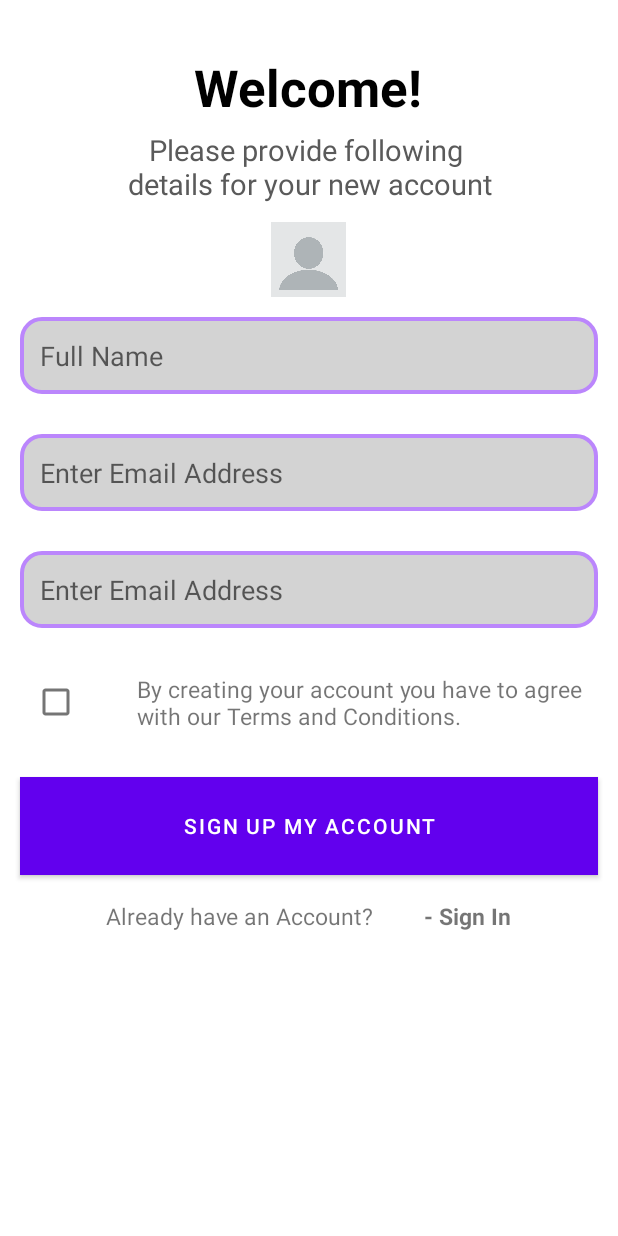
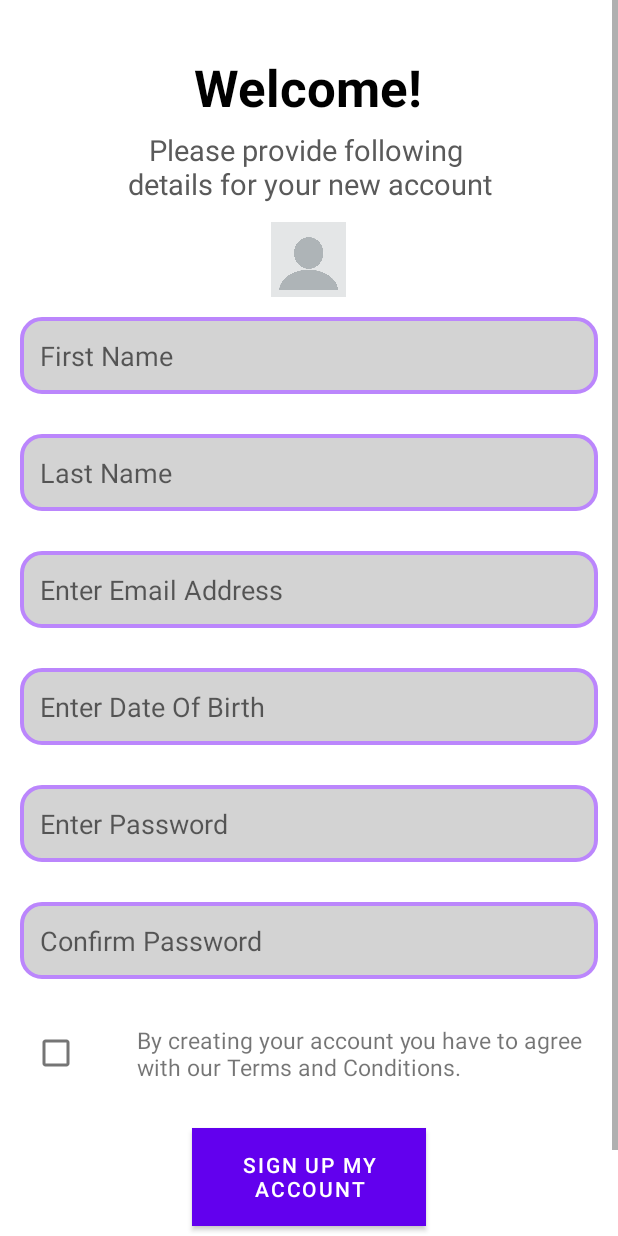
Before and after one commit to yassalahmad/nativePractice, an Android app: the layout activity_practice.xml on its own in the app's theme, with its tools: preview values and no code run, on a phone screen of 412 x 824 dp. Run offline under Robolectric (Android 15) with nearby library versions, the phone set to English and light mode, and no system bars.

Commit message:
November 22 2022

```diff
--- a/app/build.gradle
+++ b/app/build.gradle
@@ -29,6 +29,10 @@ android {
     kotlinOptions {
         jvmTarget = '1.8'
     }
+    buildFeatures {
+        viewBinding true
+        dataBinding true
+    }
 }
 
 dependencies {
@@ -45,4 +49,6 @@ dependencies {
     implementation 'com.intuit.sdp:sdp-android:1.0.6'
     //ssp
     implementation 'com.intuit.ssp:ssp-android:1.0.6'
+
+
 }
--- a/app/src/main/java/com/example/practiceapp/PracticeActivity.kt
+++ b/app/src/main/java/com/example/practiceapp/PracticeActivity.kt
@@ -1,11 +1,21 @@
 package com.example.practiceapp
 
+import android.content.Intent
 import androidx.appcompat.app.AppCompatActivity
 import android.os.Bundle
+import android.widget.Button
+import com.example.practiceapp.databinding.ActivityPracticeBinding
 
 class PracticeActivity : AppCompatActivity() {
+    lateinit var binding: ActivityPracticeBinding
     override fun onCreate(savedInstanceState: Bundle?) {
         super.onCreate(savedInstanceState)
-        setContentView(R.layout.activity_practice)
+        binding= ActivityPracticeBinding.inflate(layoutInflater)
+        setContentView(binding.root)
+
+        binding.button.setOnClickListener { startActivity(Intent(this,MainActivity::class.java)) }
+
+//        var back = findViewById<Button>(R.id.button)
+//        back.setOnClickListener { startActivity(Intent(this,MainActivity::class.java)) }
     }
 }
--- a/app/src/main/res/layout/activity_main.xml
+++ b/app/src/main/res/layout/activity_main.xml
@@ -7,13 +7,10 @@
     android:orientation="vertical"
     tools:context=".MainActivity">
 
-    <TextView
-        android:layout_width="wrap_content"
-        android:layout_height="wrap_content"
-        android:text="Hello World!"
-        app:layout_constraintBottom_toBottomOf="parent"
-        app:layout_constraintEnd_toEndOf="parent"
-        app:layout_constraintStart_toStartOf="parent"
-        app:layout_constraintTop_toTopOf="parent" />
+
+
+
+
+
 
 </LinearLayout>
--- a/app/src/main/res/layout/activity_practice.xml
+++ b/app/src/main/res/layout/activity_practice.xml
@@ -1,131 +1,179 @@
 <?xml version="1.0" encoding="utf-8"?>
-<LinearLayout
-    xmlns:android="http://schemas.android.com/apk/res/android"
+<LinearLayout xmlns:android="http://schemas.android.com/apk/res/android"
     xmlns:app="http://schemas.android.com/apk/res-auto"
     xmlns:tools="http://schemas.android.com/tools"
     android:layout_width="match_parent"
     android:layout_height="match_parent"
+    android:background="@color/white"
     android:orientation="vertical"
-    android:background="@color/white"
     tools:context=".PracticeActivity">
 
     <ScrollView
         android:layout_width="match_parent"
         android:layout_height="match_parent">
+
         <LinearLayout
             android:layout_width="match_parent"
             android:layout_height="match_parent"
             android:orientation="vertical">
+
             <TextView
 
                 android:layout_width="wrap_content"
                 android:layout_height="wrap_content"
                 android:layout_gravity="center_horizontal"
-        android:textStyle="bold"
                 android:layout_marginTop="40dp"
                 android:includeFontPadding="false"
                 android:text="Welcome!"
+                android:textColor="@color/black"
                 android:textSize="@dimen/_26sdp"
-        android:textColor="@color/black"
-        ></TextView>
+                android:textStyle="bold"></TextView>
 
             <TextView
 
                 android:layout_width="match_parent"
                 android:layout_height="wrap_content"
                 android:layout_gravity="center_horizontal"
-        android:textAlignment="center"
                 android:layout_marginTop="10dp"
                 android:includeFontPadding="false"
                 android:text="Please provide following \ndetails for your new account"
-        android:textSize="@dimen/_15sdp"
+                android:textAlignment="center"
                 android:textColor="@color/darkgrey"
-        ></TextView>
-    //Image View
+                android:textSize="@dimen/_15sdp"></TextView>
+
             <ImageView
                 android:id="@+id/imageView"
                 android:layout_width="50dp"
                 android:layout_height="50dp"
+                android:layout_gravity="center"
                 android:layout_marginTop="@dimen/_10sdp"
-        android:layout_gravity="center"
                 android:background="@drawable/dp"></ImageView>
 
             <EditText
-        android:layout_margin="@dimen/_10sdp"
-        android:id="@+id/fullname"
+                android:id="@+id/firstname"
                 android:layout_width="match_parent"
                 android:layout_height="wrap_content"
+                android:layout_margin="@dimen/_10sdp"
+                android:layout_marginTop="@dimen/_10sdp"
+                android:background="@drawable/edittextborder"
+                android:hint="First Name"
+                android:padding="@dimen/_10sdp"
                 android:text=""
-        android:hint="Full Name"
-        android:layout_marginTop="@dimen/_10sdp"
-        android:padding="@dimen/_10sdp"
-        android:background="@drawable/edittextborder"
 
                 ></EditText>
+
             <EditText
-        android:layout_margin="@dimen/_10sdp"
-        android:id="@+id/email"
-        android:hint="Enter Email Address"
+                android:id="@+id/lastname"
                 android:layout_width="match_parent"
                 android:layout_height="wrap_content"
+                android:layout_margin="@dimen/_10sdp"
+                android:layout_marginTop="@dimen/_10sdp"
+                android:background="@drawable/edittextborder"
+                android:hint="Last Name"
+                android:padding="@dimen/_10sdp"
                 android:text=""
-        android:layout_marginTop="@dimen/_10sdp"
-        android:padding="@dimen/_10sdp"
-        android:background="@drawable/edittextborder"
 
                 ></EditText>
+
             <EditText
+                android:id="@+id/email"
+                android:layout_width="match_parent"
+                android:layout_height="wrap_content"
                 android:layout_margin="@dimen/_10sdp"
+                android:layout_marginTop="@dimen/_10sdp"
+                android:background="@drawable/edittextborder"
+                android:hint="Enter Email Address"
+                android:padding="@dimen/_10sdp"
+                android:text=""
+
+                ></EditText>
+
+            <EditText
+                android:id="@+id/dob"
+                android:layout_width="match_parent"
+                android:layout_height="wrap_content"
+                android:layout_margin="@dimen/_10sdp"
+                android:layout_marginTop="@dimen/_10sdp"
+                android:background="@drawable/edittextborder"
+                android:hint="Enter Date Of Birth"
+                android:padding="@dimen/_10sdp"
+                android:text=""
+
+                ></EditText>
+
+            <EditText
                 android:id="@+id/password"
                 android:layout_width="match_parent"
                 android:layout_height="wrap_content"
+                android:layout_margin="@dimen/_10sdp"
+                android:layout_marginTop="@dimen/_10sdp"
+                android:background="@drawable/edittextborder"
+                android:hint="Enter Password"
+                android:padding="@dimen/_10sdp"
                 android:text=""
-        android:hint="Enter Email Address"
-        android:layout_marginTop="@dimen/_10sdp"
-        android:padding="@dimen/_10sdp"
-        android:background="@drawable/edittextborder"
 
                 ></EditText>
+
+            <EditText
+                android:id="@+id/confirmpassword"
+                android:layout_width="match_parent"
+                android:layout_height="wrap_content"
+                android:layout_margin="@dimen/_10sdp"
+                android:layout_marginTop="@dimen/_10sdp"
+                android:background="@drawable/edittextborder"
+                android:hint="Confirm Password"
+                android:padding="@dimen/_10sdp"
+                android:text=""
+
+                ></EditText>
+
+
             <LinearLayout
                 android:layout_width="fill_parent"
                 android:layout_height="wrap_content"
-        android:orientation="horizontal" >
+                android:orientation="horizontal">
+
                 <LinearLayout
                     android:layout_width="wrap_content"
-            android:layout_height="match_parent" >
+                    android:layout_height="match_parent">
+
                     <CheckBox
-                android:layout_margin="@dimen/_10sdp"
                         android:id="@+id/checkBox1"
                         android:layout_width="wrap_content"
-                android:layout_height="wrap_content" />
+                        android:layout_height="wrap_content"
+                        android:layout_margin="@dimen/_10sdp" />
                 </LinearLayout>
+
                 <TextView
-            android:layout_margin="@dimen/_10sdp"
                     android:id="@+id/textView_Item_Listview"
                     android:layout_width="wrap_content"
                     android:layout_height="wrap_content"
+                    android:layout_margin="@dimen/_10sdp"
 
                     android:padding="3dp"
                     android:text="By creating your account you have to agree with our Terms and Conditions."
                     android:textSize="15sp" />
             </LinearLayout>
 
-    <Button android:id="@+id/button"
-        android:layout_width="match_parent"
+            <Button
+                android:id="@+id/button"
+                android:layout_width="@dimen/_120sdp"
                 android:layout_height="@dimen/_50sdp"
+                android:layout_centerInParent="true"
+                android:layout_gravity="center"
+                android:layout_margin="@dimen/_10sdp"
+                android:layout_marginBottom="25dp"
+                android:background="@color/purple_500"
                 android:text="Sign Up My Account"
-        android:layout_marginBottom="25dp"
-        android:layout_centerInParent="true"
-        android:layout_margin="@dimen/_10sdp"
-        android:background="@color/purple_500"
+                android:textAlignment="center"
 
                 />
 
             <LinearLayout
                 android:layout_width="match_parent"
                 android:layout_height="wrap_content"
-        android:orientation="horizontal"
-        android:gravity="center">
+                android:gravity="center"
+                android:orientation="horizontal">
 
                 <LinearLayout
                     android:layout_width="wrap_content"
@@ -144,21 +192,21 @@
                         android:textSize="15sp" />
 
                 </LinearLayout>
+
                 <TextView
+                    android:layout_width="wrap_content"
+
+                    android:layout_height="wrap_content"
+                    android:layout_gravity="center_horizontal"
                     android:layout_margin="@dimen/_10sdp"
-
-            android:layout_width="wrap_content"
-            android:layout_height="wrap_content"
                     android:padding="3dp"
-            android:layout_gravity="center_horizontal"
-            android:textStyle="bold"
                     android:text="- Sign In"
-            android:textSize="15sp" />
+                    android:textSize="15sp"
+                    android:textStyle="bold" />
             </LinearLayout>
 
         </LinearLayout>
     </ScrollView>
 
 
-
 </LinearLayout>
```
Also changed, not shown: app/src/main/res/drawable/edittextborder.xml (line endings or trailing spaces). Lines whose indentation alone changed are shown as unchanged.
